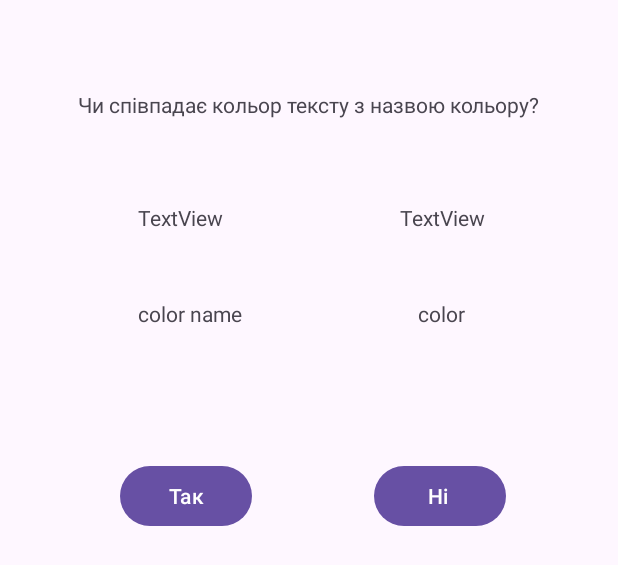
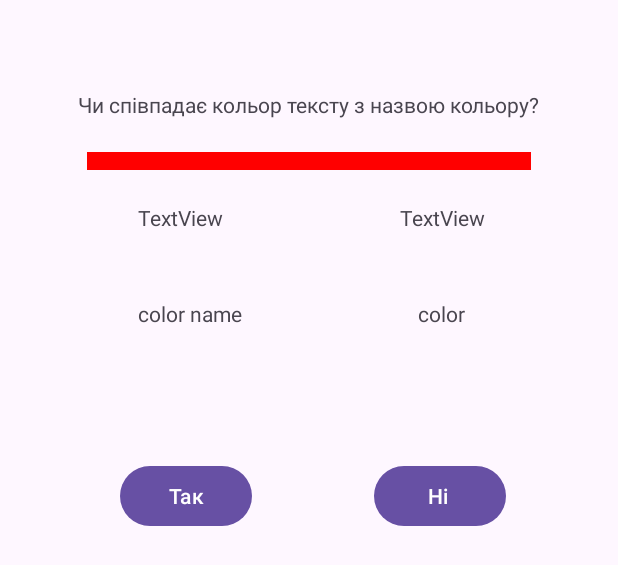
Before and after one commit to Avdwd/Android_PZ_3_Study, an Android app: the layout activity_main.xml on its own in the app's theme, with its tools: preview values and no code run, on a phone screen of 412 x 824 dp. Shown: the top 565 px of the screen. Run offline under Robolectric (Android 15) with nearby library versions, the phone set to English and light mode, and no system bars.

Commit message:
Pz 4 add progress bar

```diff
--- a/app/src/main/java/com/example/pz_3_shynkarenko/GameEngine.kt
+++ b/app/src/main/java/com/example/pz_3_shynkarenko/GameEngine.kt
@@ -1,6 +1,10 @@
 package com.example.pz_3_shynkarenko
 
 class GameEngine {
+    // Added answers score
+    var totalAnswers = 0
+        private set
+
     var score = 0
         private set
 
@@ -31,6 +35,7 @@ class GameEngine {
     }
 
     fun checkAnswer(userAnswer: Boolean): Boolean {
+        totalAnswers++
         val wasCorrect = (userAnswer == isCurrentAnswerCorrect)
         if (wasCorrect) {
             score++
@@ -40,6 +45,7 @@ class GameEngine {
 
     fun resetGame() {
         score = 0
+        totalAnswers = 0
     }
 }
 
--- a/app/src/main/java/com/example/pz_3_shynkarenko/MainActivity.kt
+++ b/app/src/main/java/com/example/pz_3_shynkarenko/MainActivity.kt
@@ -12,7 +12,7 @@ class MainActivity : AppCompatActivity() {
     private lateinit var binding: ActivityMainBinding
     private val gameEngine = GameEngine()
 
-    // *** NEW: Зберігаємо таймер, щоб мати змогу його скасувати/перезапустити ***
+
     private var gameTimer: CountDownTimer? = null
 
     override fun onCreate(savedInstanceState: Bundle?) {
@@ -20,7 +20,7 @@ class MainActivity : AppCompatActivity() {
         binding = ActivityMainBinding.inflate(layoutInflater)
         setContentView(binding.root)
 
-        // 4. Встановлюємо обробники натискань
+
         binding.buttonYes.setOnClickListener {
             handleAnswer(true)
         }
@@ -29,23 +29,21 @@ class MainActivity : AppCompatActivity() {
             handleAnswer(false)
         }
 
-        // *** NEW: Обробник для нової кнопки перезапуску ***
-        // (Переконайтеся, що ID у вашому XML - "button_restart")
         binding.buttonRestart.setOnClickListener {
             restartGame()
         }
 
-        // *** NEW: Ховаємо кнопку перезапуску на старті ***
+
         binding.buttonRestart.visibility = View.GONE
 
-        // 5. Запускаємо гру
+
         startGameTimer()
         updateScoreDisplay()
         loadNextRound()
     }
 
     private fun loadNextRound() {
-        // ... (код без змін) ...
+
         val roundData = gameEngine.nextRound()
         binding.tvColorName.text = roundData.leftText
         binding.tvColor.text = roundData.rightText
@@ -53,7 +51,7 @@ class MainActivity : AppCompatActivity() {
     }
 
     private fun handleAnswer(userAnswer: Boolean) {
-        // ... (код без змін) ...
+
         val wasCorrect = gameEngine.checkAnswer(userAnswer)
         if (wasCorrect) {
             Toast.makeText(this, "Правильно!", Toast.LENGTH_SHORT).show()
@@ -65,6 +63,8 @@ class MainActivity : AppCompatActivity() {
     }
 
     private fun updateScoreDisplay() {
+        binding.progressBar.max = gameEngine.totalAnswers
+        binding.progressBar.progress = gameEngine.score
         binding.score.text = "Рахунок: ${gameEngine.score}"
     }
 
--- /dev/null
+++ b/app/src/main/res/drawable/custom_progres_bar.xml
@@ -0,0 +1,18 @@
+<?xml version="1.0" encoding="utf-8"?>
+<layer-list xmlns:android="http://schemas.android.com/apk/res/android">
+
+    <item android:id="@android:id/background">
+        <shape>
+            <solid android:color="#FF0000" />
+        </shape>
+    </item>
+
+    <item android:id="@android:id/progress">
+        <clip>
+            <shape>
+                <solid android:color="#00FF00" />
+            </shape>
+        </clip>
+    </item>
+
+</layer-list>
--- a/app/src/main/res/layout/activity_main.xml
+++ b/app/src/main/res/layout/activity_main.xml
@@ -95,4 +95,15 @@
         app:layout_constraintTop_toBottomOf="@+id/tv_Question"
         app:layout_constraintVertical_bias="0.558" />
 
+    <ProgressBar
+        android:id="@+id/progressBar"
+        style="?android:attr/progressBarStyleHorizontal"
+        android:layout_width="296dp"
+        android:layout_height="12dp"
+        android:progressDrawable="@drawable/custom_progres_bar"
+        app:layout_constraintBottom_toTopOf="@+id/timer"
+        app:layout_constraintEnd_toEndOf="parent"
+        app:layout_constraintStart_toStartOf="parent"
+        app:layout_constraintTop_toBottomOf="@+id/tv_Question" />
+
 </androidx.constraintlayout.widget.ConstraintLayout>
```
